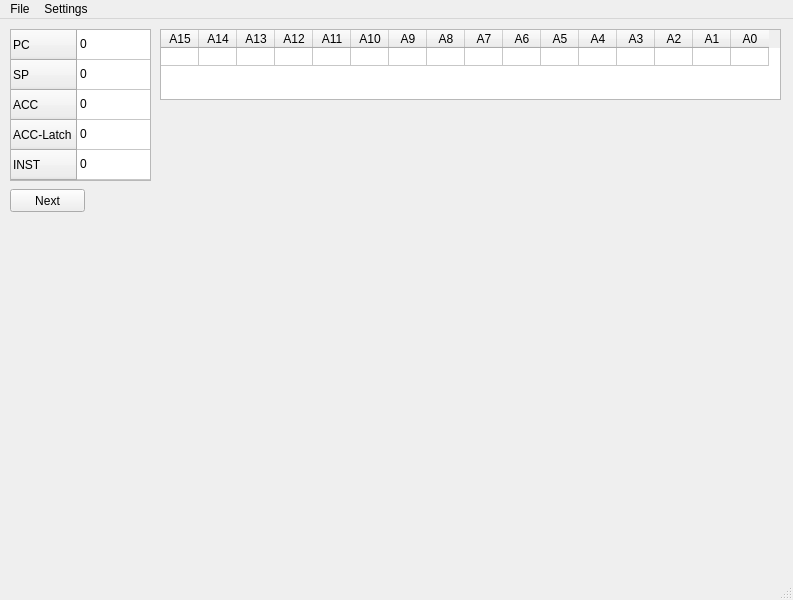
NicoSchrodt/8-Bit-Simulator, file Code/ui/Intel8080_MainWindow.ui: the form before one commit.
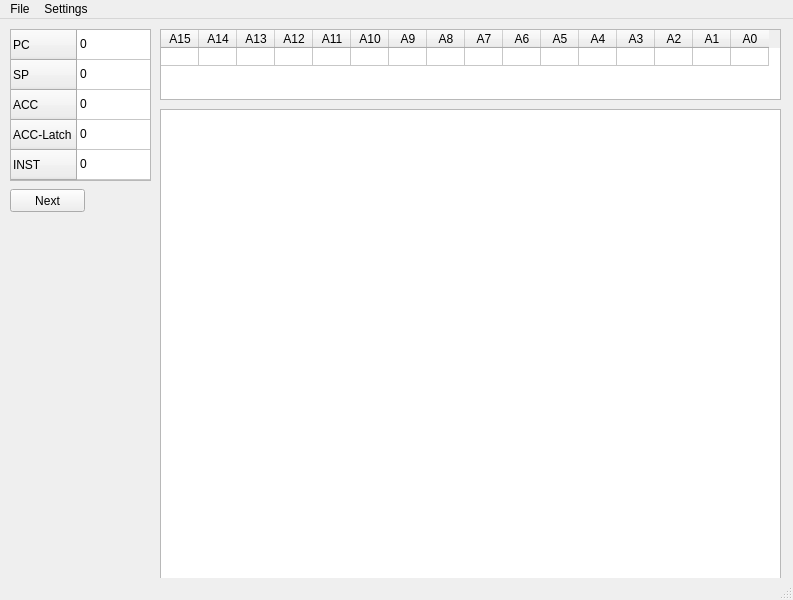
The form after the commit.

Commit message: Added Provisional Program-Table

```diff
--- a/Code/ui/Intel8080_MainWindow.ui
+++ b/Code/ui/Intel8080_MainWindow.ui
@@ -229,6 +229,38 @@
      </property>
     </column>
    </widget>
+   <widget class="QTableWidget" name="Program_table">
+    <property name="geometry">
+     <rect>
+      <x>160</x>
+      <y>90</y>
+      <width>621</width>
+      <height>471</height>
+     </rect>
+    </property>
+    <attribute name="horizontalHeaderVisible">
+     <bool>false</bool>
+    </attribute>
+    <attribute name="horizontalHeaderMinimumSectionSize">
+     <number>0</number>
+    </attribute>
+    <attribute name="horizontalHeaderDefaultSectionSize">
+     <number>0</number>
+    </attribute>
+    <attribute name="verticalHeaderVisible">
+     <bool>false</bool>
+    </attribute>
+    <column>
+     <property name="text">
+      <string/>
+     </property>
+    </column>
+    <column>
+     <property name="text">
+      <string/>
+     </property>
+    </column>
+   </widget>
   </widget>
   <widget class="QMenuBar" name="menubar">
    <property name="geometry">
```
The commit also changes 2 other files.
